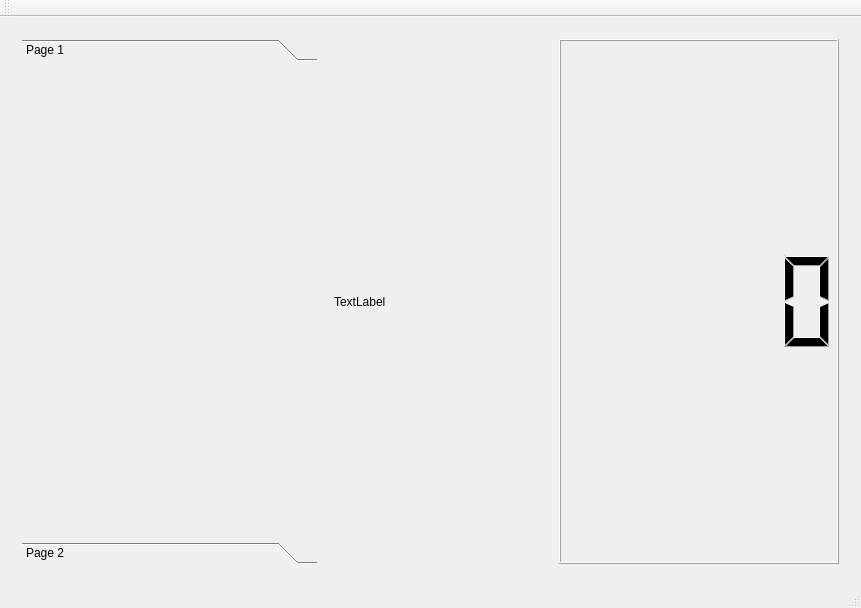
Qt form Smally/mainwindow.ui (RockPie/Smally) before a commit.
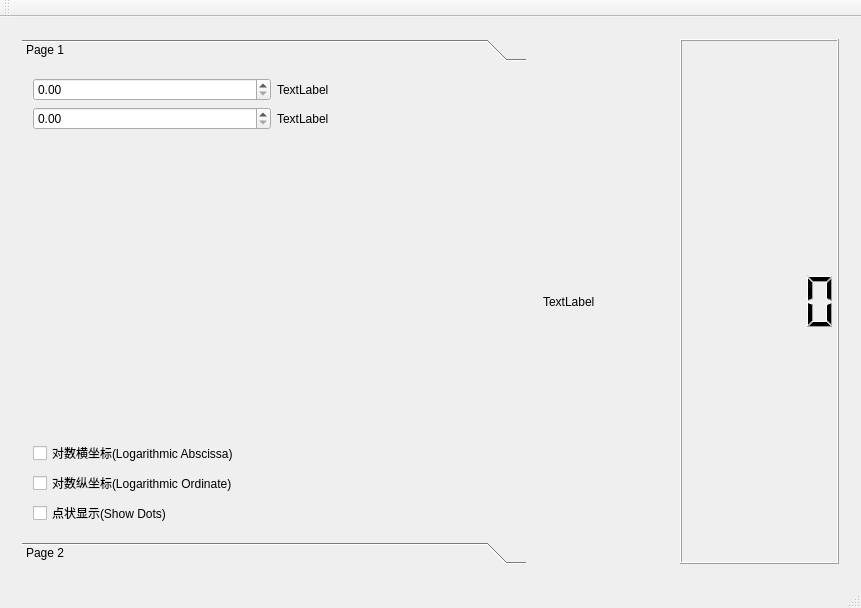
The same form after that commit.

Diff of the .ui file:
```diff
--- a/Smally/mainwindow.ui
+++ b/Smally/mainwindow.ui
@@ -47,13 +47,89 @@
             <rect>
              <x>0</x>
              <y>0</y>
-             <width>610</width>
+             <width>332</width>
              <height>457</height>
             </rect>
            </property>
            <attribute name="label">
             <string>Page 1</string>
            </attribute>
+           <layout class="QVBoxLayout" name="verticalLayout">
+            <item>
+             <layout class="QHBoxLayout" name="horizontalLayout">
+              <item>
+               <widget class="QDoubleSpinBox" name="doubleSpinBox"/>
+              </item>
+              <item>
+               <widget class="QLabel" name="label_2">
+                <property name="text">
+                 <string>TextLabel</string>
+                </property>
+               </widget>
+              </item>
+             </layout>
+            </item>
+            <item>
+             <layout class="QHBoxLayout" name="horizontalLayout_4">
+              <item>
+               <widget class="QDoubleSpinBox" name="doubleSpinBox_2"/>
+              </item>
+              <item>
+               <widget class="QLabel" name="label_3">
+                <property name="text">
+                 <string>TextLabel</string>
+                </property>
+               </widget>
+              </item>
+             </layout>
+            </item>
+            <item>
+             <spacer name="verticalSpacer">
+              <property name="orientation">
+               <enum>Qt::Vertical</enum>
+              </property>
+              <property name="sizeHint" stdset="0">
+               <size>
+                <width>20</width>
+                <height>40</height>
+               </size>
+              </property>
+             </spacer>
+            </item>
+            <item>
+             <layout class="QHBoxLayout" name="horizontalLayout_2">
+              <item>
+               <widget class="QCheckBox" name="checkBox">
+                <property name="text">
+                 <string>对数横坐标(Logarithmic Abscissa)</string>
+                </property>
+               </widget>
+              </item>
+             </layout>
+            </item>
+            <item>
+             <layout class="QHBoxLayout" name="horizontalLayout_3">
+              <item>
+               <widget class="QCheckBox" name="checkBox_2">
+                <property name="text">
+                 <string>对数纵坐标(Logarithmic Ordinate)</string>
+                </property>
+               </widget>
+              </item>
+             </layout>
+            </item>
+            <item>
+             <layout class="QHBoxLayout" name="horizontalLayout_5">
+              <item>
+               <widget class="QCheckBox" name="checkBox_3">
+                <property name="text">
+                 <string>点状显示(Show Dots)</string>
+                </property>
+               </widget>
+              </item>
+             </layout>
+            </item>
+           </layout>
           </widget>
           <widget class="QWidget" name="page_2">
            <property name="geometry">
```
Left out of the diff: 2 changed lines with no effect on the pictures.
